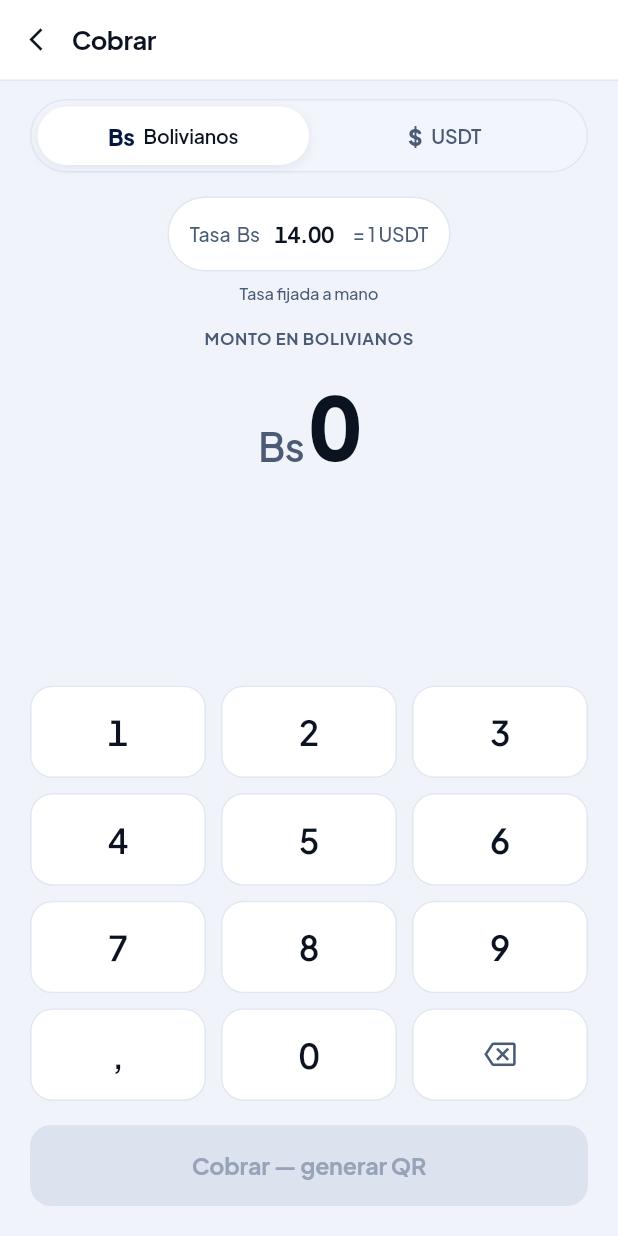
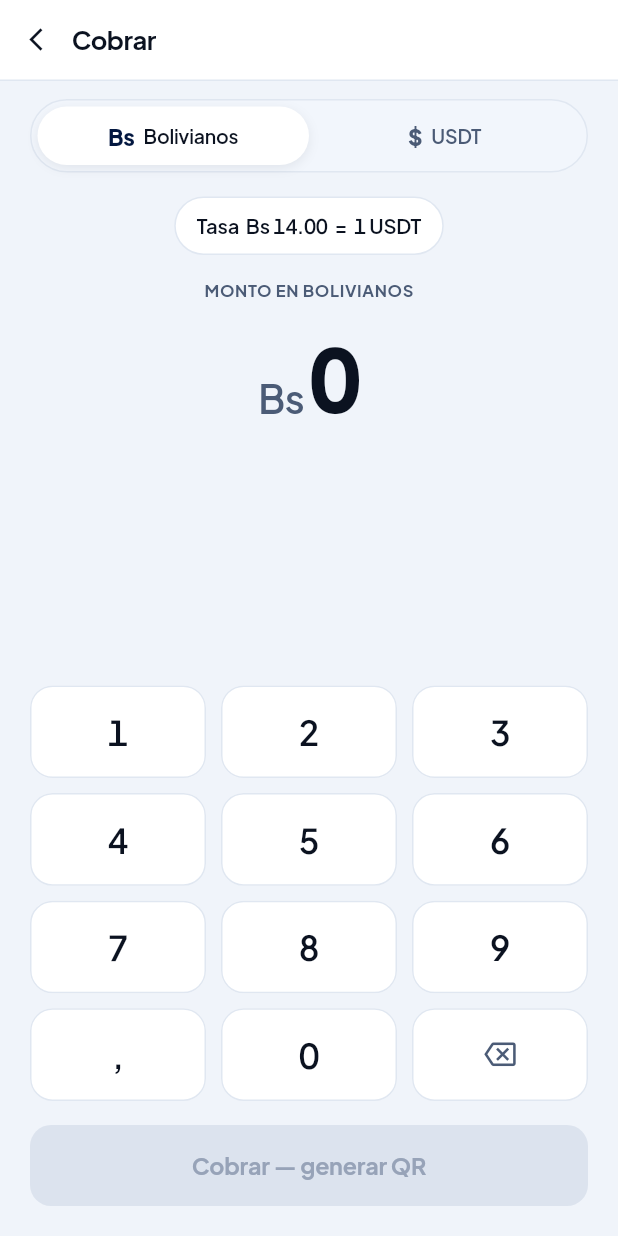
Before and after one commit to SOLUTI0N-TECH/waliki, a Flutter app: the CobrarScreen screen opened directly with empty values, on a phone screen of 412 x 824 dp. Run offline on Flutter 3.47's test engine with Material 3 defaults, Android fonts, the phone set to English and light mode, and no system bars; our stand-ins replace qr_flutter, shared_preferences; missing offline and left inert: reown_appkit; accounts and stored records are empty; network calls fail.

Commit message:
refactor: la tasa en caja es solo lectura
El cajero no decide nada sobre la tasa, asi que la linea no muestra nada mas
que el numero: fuera el origen, la antiguedad, el boton de actualizar y la
edicion a mano. La tasa la pone la API sola.

Al sacar la edicion desaparece la razon de `session.rateAuto` (existia para
que un refresco no pisara el numero escrito por el dueno), asi que se elimina
en la app y en la caja web. La ultima tasa buena sigue guardada en
`session.rate` como respaldo para cobrar sin senal.

Co-Authored-By: Claude Opus 5 (1M context) <noreply@anthropic.com>

```diff
--- a/app/lib/screens/cobrar.dart
+++ b/app/lib/screens/cobrar.dart
@@ -46,14 +46,9 @@ class CobrarScreen extends StatefulWidget {
 class _CobrarScreenState extends State<CobrarScreen> {
   _Phase _phase = _Phase.entry;
   String _amount = '';
-  late final TextEditingController _rateCtrl = TextEditingController(
-    text: widget.session.rate,
-  );
   _Sale? _sale;
   Payment? _payment;
   late bool _usdt = widget.session.usdtMode;
-  RateQuote? _quote;
-  bool _rateLoading = false;
   bool _late = false;
   Timer? _clock;
   Timer? _poll;
@@ -72,46 +67,27 @@ class _CobrarScreenState extends State<CobrarScreen> {
     if (!mounted) return;
     if (cached != null) {
       _applyQuote(cached);
-      setState(() => _quote = cached);
+      setState(() {});
     }
     final fresh = await Rate.refresh();
     if (!mounted || fresh == null) return;
     _applyQuote(fresh);
-    setState(() => _quote = fresh);
+    setState(() {});
   }
 
-  /// Writes the market rate into the field — unless the owner has taken over,
-  /// in which case their number stands.
+  /// Stores the market rate. Kept on the device so the register still prices
+  /// a sale when the quote cannot be reached.
   void _applyQuote(RateQuote q) {
-    if (!widget.session.rateAuto) return;
     final v = q.buy.toStringAsFixed(2);
-    if (_rateCtrl.text == v) return;
-    _rateCtrl.text = v;
+    if (widget.session.rate == v) return;
     widget.session.rate = v;
     widget.session.save();
-  }
-
-  /// Asking explicitly also puts the rate back on automatic.
-  Future<void> _refreshRate() async {
-    widget.session.rateAuto = true;
-    await widget.session.save();
-    if (!mounted) return;
-    setState(() => _rateLoading = true);
-    final q = await Rate.refresh(force: true);
-    if (!mounted) return;
-    final use = q ?? _quote;
-    if (use != null) _applyQuote(use);
-    setState(() {
-      _rateLoading = false;
-      if (q != null) _quote = q;
-    });
   }
 
   @override
   void dispose() {
     _clock?.cancel();
     _poll?.cancel();
-    _rateCtrl.dispose();
     super.dispose();
   }
 
@@ -121,7 +97,7 @@ class _CobrarScreenState extends State<CobrarScreen> {
   }
 
   double? get _rate {
-    final v = double.tryParse(_rateCtrl.text.replaceAll(',', '.'));
+    final v = double.tryParse(widget.session.rate.replaceAll(',', '.'));
     return (v != null && v > 0) ? v : null;
   }
 
@@ -258,46 +234,14 @@ class _CobrarScreenState extends State<CobrarScreen> {
                 border: Border.all(color: kLine),
                 borderRadius: BorderRadius.circular(999),
               ),
-              child: Row(
-                mainAxisSize: MainAxisSize.min,
-                children: [
-                  Text(
-                    'Tasa  Bs',
-                    style: wk(size: 13, weight: 500, color: kInkSoft),
-                  ),
-                  SizedBox(
-                    width: 62,
-                    child: TextField(
-                      controller: _rateCtrl,
-                      textAlign: TextAlign.center,
-                      keyboardType: const TextInputType.numberWithOptions(
-                        decimal: true,
-                      ),
-                      style: wk(size: 14.5, weight: 700, tabular: true),
-                      decoration: const InputDecoration(
-                        isDense: true,
-                        border: InputBorder.none,
-                      ),
-                      onChanged: (v) {
-                        // Typing here is an override: the live quote stops
-                        // writing over the owner's number.
-                        widget.session.rate = v;
-                        widget.session.rateAuto = false;
-                        widget.session.save();
-                        setState(() {});
-                      },
-                    ),
-                  ),
-                  Text(
-                    '= 1 USDT',
-                    style: wk(size: 13, weight: 500, color: kInkSoft),
-                  ),
-                ],
+              // Read-only: the rate comes from the market on its own, so there
+              // is nothing for the cashier to decide here.
+              child: Text(
+                'Tasa  Bs ${_rate?.toStringAsFixed(2) ?? '—'}  =  1 USDT',
+                style: wk(size: 13.5, weight: 600, tabular: true),
               ),
             ),
-            const SizedBox(height: 7),
-            _rateNote(),
-            const SizedBox(height: 14),
+            const SizedBox(height: 16),
           ] else
             const SizedBox(height: 10),
           Text(
@@ -335,50 +279,6 @@ class _CobrarScreenState extends State<CobrarScreen> {
           ),
         ],
       ),
-    );
-  }
-
-  /// Credits the source — the data is CC-BY — and shows how old the quote is,
-  /// so the cashier can tell at a glance whether to refresh it.
-  Widget _rateNote() {
-    final q = _quote;
-    final auto = widget.session.rateAuto;
-    if (_rateLoading) {
-      return Text(
-        'Consultando ${Rate.source}…',
-        style: wk(size: 11, weight: 500, color: kInkSoft),
-      );
-    }
-    if (q == null) {
-      return Text(
-        'Tasa fijada a mano',
-        style: wk(size: 11, weight: 500, color: kInkSoft),
-      );
-    }
-    return Row(
-      mainAxisSize: MainAxisSize.min,
-      children: [
-        Flexible(
-          child: Text(
-            auto
-                ? '${Rate.source} · ${q.ageLabel}'
-                : 'a mano · ${Rate.source} marca ${q.buy.toStringAsFixed(2)}',
-            overflow: TextOverflow.ellipsis,
-            style: wk(size: 11, weight: 500, color: kInkSoft),
-          ),
-        ),
-        InkWell(
-          onTap: _refreshRate,
-          borderRadius: BorderRadius.circular(999),
-          child: Padding(
-            padding: const EdgeInsets.symmetric(horizontal: 7, vertical: 2),
-            child: Text(
-              auto ? 'actualizar' : 'usar la del mercado',
-              style: wk(size: 11, weight: 700, color: kBrand),
-            ),
-          ),
-        ),
-      ],
     );
   }
 
--- a/app/lib/session.dart
+++ b/app/lib/session.dart
@@ -11,18 +11,16 @@ class Session {
   static const _kMerchant = 'waliki.merchantId';
   static const _kPin = 'waliki.pin';
   static const _kRate = 'waliki.rate';
-  static const _kRateAuto = 'waliki.rateAuto';
   static const _kUsdtMode = 'waliki.usdtMode';
 
   Role? role;
   String? ownerAddress;
   int? merchantId;
   String? pin;
+
+  /// Last market rate seen, kept so the register can still price a sale
+  /// before the quote comes back.
   String rate;
-
-  /// Turns false the moment the owner types their own rate, so a background
-  /// refresh never overwrites a deliberate override.
-  bool rateAuto;
 
   /// The register prices straight in USDT instead of Bs.
   bool usdtMode;
@@ -33,7 +31,6 @@ class Session {
     this.merchantId,
     this.pin,
     this.rate = '14.00',
-    this.rateAuto = true,
     this.usdtMode = false,
   });
 
@@ -53,7 +50,6 @@ class Session {
       merchantId: p.getInt(_kMerchant),
       pin: p.getString(_kPin),
       rate: p.getString(_kRate) ?? '14.00',
-      rateAuto: p.getBool(_kRateAuto) ?? true,
       usdtMode: p.getBool(_kUsdtMode) ?? false,
     );
   }
@@ -81,7 +77,6 @@ class Session {
       await p.remove(_kPin);
     }
     await p.setString(_kRate, rate);
-    await p.setBool(_kRateAuto, rateAuto);
     await p.setBool(_kUsdtMode, usdtMode);
   }
 
```
Also changed, not shown: 3 other files.
